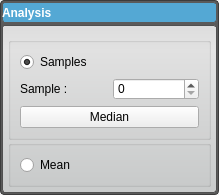
First picture: the form in src/Analysis/AnalysisTool.ui, repository SCIInstitute/ShapeWorks, before the edit.
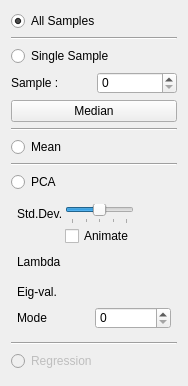
Second picture: the form after the edit.

Commit message: moving analysis tools to analysis action tab. need to connect signals/slots. visualizing currently broke.

What changed in the file:
```diff
--- a/src/Analysis/AnalysisTool.ui
+++ b/src/Analysis/AnalysisTool.ui
@@ -6,8 +6,8 @@
    <rect>
     <x>0</x>
     <y>0</y>
-    <width>219</width>
-    <height>174</height>
+    <width>183</width>
+    <height>386</height>
    </rect>
   </property>
   <property name="windowTitle">
@@ -280,180 +280,319 @@
 </string>
   </property>
   <layout class="QVBoxLayout" name="verticalLayout">
-   <property name="leftMargin">
-    <number>0</number>
-   </property>
-   <property name="topMargin">
-    <number>0</number>
-   </property>
-   <property name="rightMargin">
-    <number>0</number>
-   </property>
-   <property name="bottomMargin">
-    <number>0</number>
-   </property>
    <item>
-    <widget class="QWidget" name="shapePanel" native="true">
-     <property name="sizePolicy">
-      <sizepolicy hsizetype="Preferred" vsizetype="Fixed">
-       <horstretch>0</horstretch>
-       <verstretch>0</verstretch>
-      </sizepolicy>
+    <widget class="QRadioButton" name="allSamplesRadio">
+     <property name="text">
+      <string>All Samples</string>
      </property>
-     <layout class="QVBoxLayout" name="verticalLayout_6">
+     <property name="checked">
+      <bool>true</bool>
+     </property>
+    </widget>
+   </item>
+   <item>
+    <widget class="Line" name="line">
+     <property name="orientation">
+      <enum>Qt::Horizontal</enum>
+     </property>
+    </widget>
+   </item>
+   <item>
+    <widget class="QRadioButton" name="singleSamplesRadio">
+     <property name="text">
+      <string>Single Sample</string>
+     </property>
+    </widget>
+   </item>
+   <item>
+    <layout class="QHBoxLayout" name="horizontalLayout_8">
+     <item>
+      <widget class="QLabel" name="label_2">
+       <property name="text">
+        <string>Sample :</string>
+       </property>
+      </widget>
+     </item>
+     <item>
+      <widget class="QSpinBox" name="sampleSpinBox"/>
+     </item>
+    </layout>
+   </item>
+   <item>
+    <widget class="QPushButton" name="medianButton">
+     <property name="text">
+      <string>Median</string>
+     </property>
+    </widget>
+   </item>
+   <item>
+    <widget class="Line" name="line_2">
+     <property name="orientation">
+      <enum>Qt::Horizontal</enum>
+     </property>
+    </widget>
+   </item>
+   <item>
+    <widget class="QRadioButton" name="meanRadio">
+     <property name="text">
+      <string>Mean</string>
+     </property>
+    </widget>
+   </item>
+   <item>
+    <widget class="Line" name="line_3">
+     <property name="orientation">
+      <enum>Qt::Horizontal</enum>
+     </property>
+    </widget>
+   </item>
+   <item>
+    <widget class="QRadioButton" name="pcaRadio">
+     <property name="text">
+      <string>PCA</string>
+     </property>
+    </widget>
+   </item>
+   <item>
+    <widget class="QWidget" name="pcaContent" native="true">
+     <layout class="QVBoxLayout" name="verticalLayout_22">
       <property name="spacing">
        <number>2</number>
       </property>
       <property name="leftMargin">
-       <number>2</number>
+       <number>6</number>
       </property>
       <property name="topMargin">
-       <number>2</number>
+       <number>6</number>
       </property>
       <property name="rightMargin">
-       <number>2</number>
+       <number>6</number>
       </property>
       <property name="bottomMargin">
-       <number>2</number>
+       <number>6</number>
       </property>
       <item>
-       <widget class="QWidget" name="shapeHeaderBackground" native="true">
-        <layout class="QVBoxLayout" name="verticalLayout_7">
-         <property name="leftMargin">
-          <number>0</number>
-         </property>
-         <property name="topMargin">
-          <number>0</number>
-         </property>
-         <property name="rightMargin">
-          <number>0</number>
-         </property>
-         <property name="bottomMargin">
-          <number>0</number>
-         </property>
-         <item>
-          <widget class="QWidget" name="shapeHeader" native="true">
-           <property name="sizePolicy">
-            <sizepolicy hsizetype="Preferred" vsizetype="Fixed">
-             <horstretch>0</horstretch>
-             <verstretch>0</verstretch>
-            </sizepolicy>
+       <layout class="QGridLayout" name="pcaGridLayout">
+        <item row="0" column="0">
+         <widget class="QLabel" name="label_10">
+          <property name="text">
+           <string>Std.Dev.</string>
+          </property>
+         </widget>
+        </item>
+        <item row="0" column="1">
+         <widget class="QSlider" name="pcaSlider">
+          <property name="minimum">
+           <number>-20</number>
+          </property>
+          <property name="maximum">
+           <number>20</number>
+          </property>
+          <property name="orientation">
+           <enum>Qt::Horizontal</enum>
+          </property>
+          <property name="tickPosition">
+           <enum>QSlider::TicksBelow</enum>
+          </property>
+          <property name="tickInterval">
+           <number>10</number>
+          </property>
+         </widget>
+        </item>
+        <item row="0" column="2">
+         <widget class="QLabel" name="pcaValueLabel">
+          <property name="minimumSize">
+           <size>
+            <width>35</width>
+            <height>0</height>
+           </size>
+          </property>
+          <property name="text">
+           <string/>
+          </property>
+         </widget>
+        </item>
+        <item row="1" column="1">
+         <widget class="QWidget" name="widget_23" native="true">
+          <layout class="QHBoxLayout" name="horizontalLayout_9">
+           <property name="spacing">
+            <number>0</number>
            </property>
-           <property name="minimumSize">
-            <size>
-             <width>215</width>
-             <height>21</height>
-            </size>
+           <property name="leftMargin">
+            <number>0</number>
            </property>
-           <layout class="QHBoxLayout" name="horizontalLayout_7">
-            <property name="spacing">
-             <number>2</number>
-            </property>
-            <property name="leftMargin">
-             <number>0</number>
-            </property>
-            <property name="topMargin">
-             <number>0</number>
-            </property>
-            <property name="rightMargin">
-             <number>0</number>
-            </property>
-            <property name="bottomMargin">
-             <number>0</number>
-            </property>
-            <item>
-             <widget class="QLabel" name="shapeLabel">
-              <property name="text">
-               <string>Analysis</string>
-              </property>
-             </widget>
-            </item>
-           </layout>
-          </widget>
-         </item>
-        </layout>
-       </widget>
-      </item>
-      <item>
-       <widget class="QWidget" name="shapeContent" native="true">
-        <layout class="QVBoxLayout" name="verticalLayout_19">
-         <property name="spacing">
-          <number>0</number>
-         </property>
-         <property name="leftMargin">
-          <number>6</number>
-         </property>
-         <property name="topMargin">
-          <number>12</number>
-         </property>
-         <property name="rightMargin">
-          <number>6</number>
-         </property>
-         <property name="bottomMargin">
-          <number>6</number>
-         </property>
-         <item>
-          <widget class="QGroupBox" name="groupBox">
-           <property name="title">
-            <string/>
+           <property name="topMargin">
+            <number>0</number>
            </property>
-           <layout class="QVBoxLayout" name="verticalLayout_9">
-            <item>
-             <widget class="QRadioButton" name="radioButton">
-              <property name="text">
-               <string>Samples</string>
-              </property>
-              <property name="checked">
-               <bool>true</bool>
-              </property>
-             </widget>
-            </item>
-            <item>
-             <layout class="QHBoxLayout" name="horizontalLayout_8">
-              <item>
-               <widget class="QLabel" name="label_2">
-                <property name="text">
-                 <string>Sample :</string>
-                </property>
-               </widget>
-              </item>
-              <item>
-               <widget class="QSpinBox" name="sampleSpinBox"/>
-              </item>
-             </layout>
-            </item>
-            <item>
-             <widget class="QPushButton" name="medianButton">
-              <property name="text">
-               <string>Median</string>
-              </property>
-             </widget>
-            </item>
-           </layout>
-          </widget>
-         </item>
-         <item>
-          <widget class="QGroupBox" name="groupBox_2">
-           <property name="title">
-            <string/>
+           <property name="rightMargin">
+            <number>0</number>
            </property>
-           <layout class="QVBoxLayout" name="verticalLayout_5">
-            <item>
-             <widget class="QRadioButton" name="radioButton_2">
-              <property name="text">
-               <string>Mean</string>
-              </property>
-             </widget>
-            </item>
-           </layout>
-          </widget>
-         </item>
-        </layout>
-       </widget>
+           <property name="bottomMargin">
+            <number>0</number>
+           </property>
+           <item>
+            <spacer name="horizontalSpacer_3">
+             <property name="orientation">
+              <enum>Qt::Horizontal</enum>
+             </property>
+             <property name="sizeHint" stdset="0">
+              <size>
+               <width>40</width>
+               <height>20</height>
+              </size>
+             </property>
+            </spacer>
+           </item>
+           <item>
+            <widget class="QCheckBox" name="pcaAnimateCheckBox">
+             <property name="text">
+              <string>Animate</string>
+             </property>
+            </widget>
+           </item>
+           <item>
+            <spacer name="horizontalSpacer_4">
+             <property name="orientation">
+              <enum>Qt::Horizontal</enum>
+             </property>
+             <property name="sizeHint" stdset="0">
+              <size>
+               <width>40</width>
+               <height>20</height>
+              </size>
+             </property>
+            </spacer>
+           </item>
+          </layout>
+         </widget>
+        </item>
+        <item row="2" column="1">
+         <widget class="QWidget" name="widget_25" native="true">
+          <layout class="QHBoxLayout" name="horizontalLayout_10">
+           <property name="spacing">
+            <number>0</number>
+           </property>
+           <property name="leftMargin">
+            <number>0</number>
+           </property>
+           <property name="topMargin">
+            <number>0</number>
+           </property>
+           <property name="rightMargin">
+            <number>0</number>
+           </property>
+           <property name="bottomMargin">
+            <number>0</number>
+           </property>
+          </layout>
+         </widget>
+        </item>
+       </layout>
+      </item>
+      <item>
+       <layout class="QGridLayout" name="gridLayout_3">
+        <property name="verticalSpacing">
+         <number>6</number>
+        </property>
+        <item row="1" column="0">
+         <widget class="QLabel" name="label_8">
+          <property name="minimumSize">
+           <size>
+            <width>0</width>
+            <height>24</height>
+           </size>
+          </property>
+          <property name="text">
+           <string>Eig-val.</string>
+          </property>
+         </widget>
+        </item>
+        <item row="1" column="1">
+         <widget class="QLabel" name="pcaEigenValueLabel">
+          <property name="text">
+           <string/>
+          </property>
+         </widget>
+        </item>
+        <item row="0" column="0">
+         <widget class="QLabel" name="label_9">
+          <property name="minimumSize">
+           <size>
+            <width>0</width>
+            <height>24</height>
+           </size>
+          </property>
+          <property name="text">
+           <string>Lambda</string>
+          </property>
+         </widget>
+        </item>
+        <item row="0" column="1">
+         <widget class="QLabel" name="pcaLambdaLabel">
+          <property name="text">
+           <string/>
+          </property>
+         </widget>
+        </item>
+       </layout>
+      </item>
+      <item>
+       <layout class="QHBoxLayout" name="horizontalLayout_11">
+        <item>
+         <widget class="QLabel" name="label_11">
+          <property name="minimumSize">
+           <size>
+            <width>0</width>
+            <height>24</height>
+           </size>
+          </property>
+          <property name="text">
+           <string>Mode</string>
+          </property>
+         </widget>
+        </item>
+        <item>
+         <widget class="QSpinBox" name="pcaModeSpinBox">
+          <property name="maximum">
+           <number>500</number>
+          </property>
+         </widget>
+        </item>
+       </layout>
       </item>
      </layout>
     </widget>
    </item>
+   <item>
+    <widget class="Line" name="line_4">
+     <property name="orientation">
+      <enum>Qt::Horizontal</enum>
+     </property>
+    </widget>
+   </item>
+   <item>
+    <widget class="QRadioButton" name="regressionRadio">
+     <property name="enabled">
+      <bool>false</bool>
+     </property>
+     <property name="text">
+      <string>Regression</string>
+     </property>
+    </widget>
+   </item>
+   <item>
+    <spacer name="verticalSpacer">
+     <property name="orientation">
+      <enum>Qt::Vertical</enum>
+     </property>
+     <property name="sizeHint" stdset="0">
+      <size>
+       <width>20</width>
+       <height>40</height>
+      </size>
+     </property>
+    </spacer>
+   </item>
   </layout>
  </widget>
  <resources>
```
The commit also changes 8 other files.
